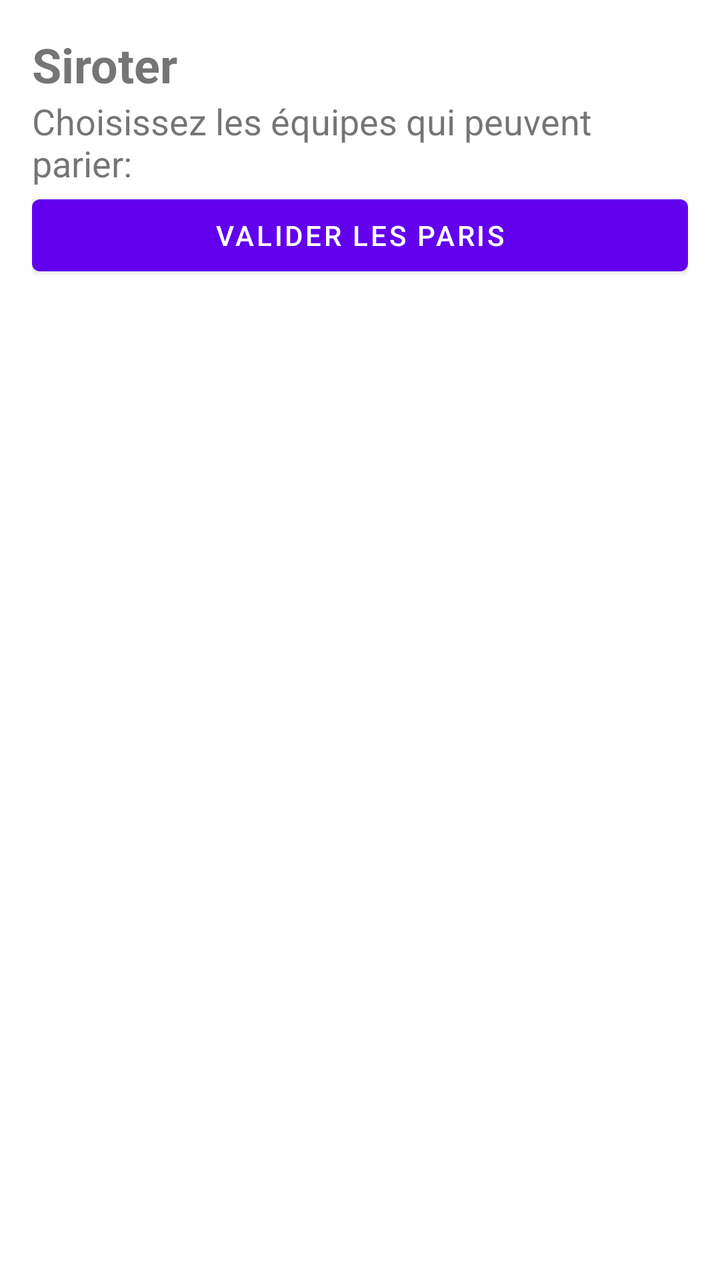
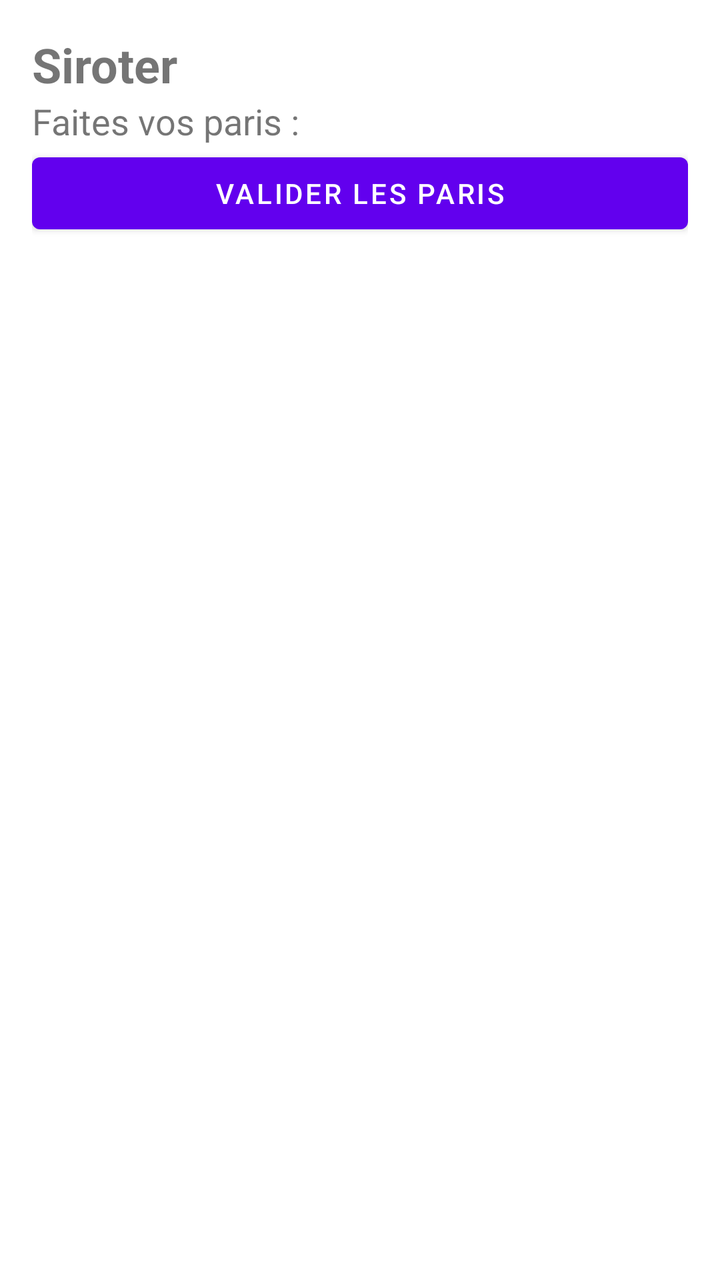

Compare the two renders of this Android layout. The source of the first and the diff that turns it into the second are given below.
<!-- AndroidManifest.xml: application theme Theme.CulDeChouette -->
<!-- res/layout/activity_siroter.xml -->
<LinearLayout xmlns:android="http://schemas.android.com/apk/res/android"
    xmlns:tools="http://schemas.android.com/tools"
    android:layout_width="match_parent"
    android:layout_height="match_parent"
    android:orientation="vertical"
    android:padding="16dp"
    tools:context=".SiroterActivity">

    <TextView
        android:id="@+id/siroterTitle"
        android:layout_width="match_parent"
        android:layout_height="wrap_content"
        android:text="Siroter"
        android:textSize="24sp"
        android:textStyle="bold" />

    <TextView
        android:id="@+id/siroterMessage"
        android:layout_width="match_parent"
        android:layout_height="wrap_content"
        android:text="Choisissez les équipes qui peuvent parier:"
        android:textSize="18sp" />

    <ListView
        android:id="@+id/teamsListView"
        android:layout_width="match_parent"
        android:layout_height="wrap_content" />

    <EditText
        android:id="@+id/siroterEditText"
        android:layout_width="match_parent"
        android:layout_height="wrap_content"
        android:hint="Valeur du dé"
        android:inputType="number"
        android:visibility="gone" />

    <Button
        android:id="@+id/siroterButton"
        android:layout_width="match_parent"
        android:layout_height="wrap_content"
        android:text="Valider les paris"
        android:enabled="true" />

    <Button
        android:id="@+id/validateScoreButton"
        android:layout_width="match_parent"
        android:layout_height="wrap_content"
        android:text="Valider le score"
        android:visibility="gone" />
</LinearLayout>
<!-- resources referenced by this layout -->
<resources>
  <style name="Theme.CulDeChouette" parent="Theme.MaterialComponents.DayNight.DarkActionBar">
          
          <item name="colorPrimary">@color/purple_500</item>
          <item name="colorPrimaryVariant">@color/purple_700</item>
          <item name="colorOnPrimary">@color/white</item>
          
          <item name="colorSecondary">@color/teal_200</item>
          <item name="colorSecondaryVariant">@color/teal_700</item>
          <item name="colorOnSecondary">@color/black</item>
          
          <item name="android:statusBarColor" tools:targetApi="l">?attr/colorPrimaryVariant</item>
          
      </style>
  <color name="purple_500">#FF6200EE</color>
  <color name="purple_700">#FF3700B3</color>
  <color name="white">#FFFFFFFF</color>
  <color name="teal_200">#FF03DAC5</color>
  <color name="teal_700">#FF018786</color>
  <color name="black">#FF000000</color>
</resources>

<!-- the commit's change to res/layout/activity_siroter.xml (unified diff, before → after) -->
@@ -18,28 +18,28 @@
         android:id="@+id/siroterMessage"
         android:layout_width="match_parent"
         android:layout_height="wrap_content"
-        android:text="Choisissez les équipes qui peuvent parier:"
+        android:text="Faites vos paris :"
         android:textSize="18sp" />
 
     <ListView
-        android:id="@+id/teamsListView"
+        android:id="@+id/playersListView"
         android:layout_width="match_parent"
         android:layout_height="wrap_content" />
 
+    <Button
+        android:id="@+id/validateBetButton"
+        android:layout_width="match_parent"
+        android:layout_height="wrap_content"
+        android:text="Valider les paris"
+        android:enabled="true" />
+
     <EditText
-        android:id="@+id/siroterEditText"
+        android:id="@+id/diceEditText"
         android:layout_width="match_parent"
         android:layout_height="wrap_content"
         android:hint="Valeur du dé"
         android:inputType="number"
         android:visibility="gone" />
-
-    <Button
-        android:id="@+id/siroterButton"
-        android:layout_width="match_parent"
-        android:layout_height="wrap_content"
-        android:text="Valider les paris"
-        android:enabled="true" />
 
     <Button
         android:id="@+id/validateScoreButton"
